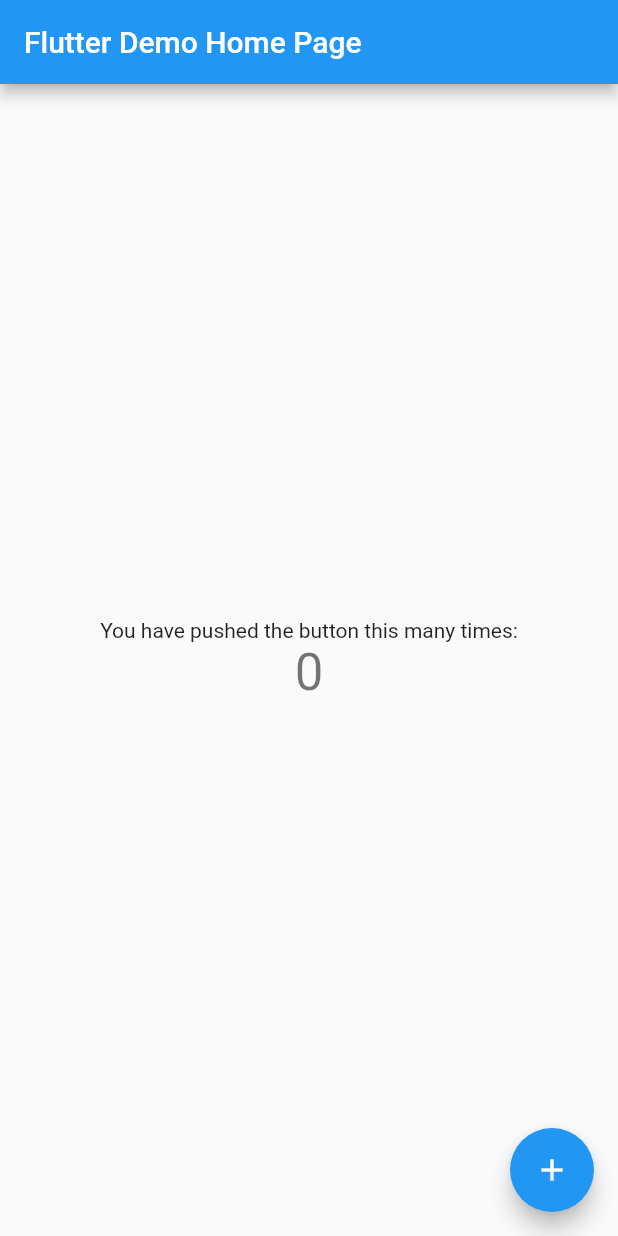
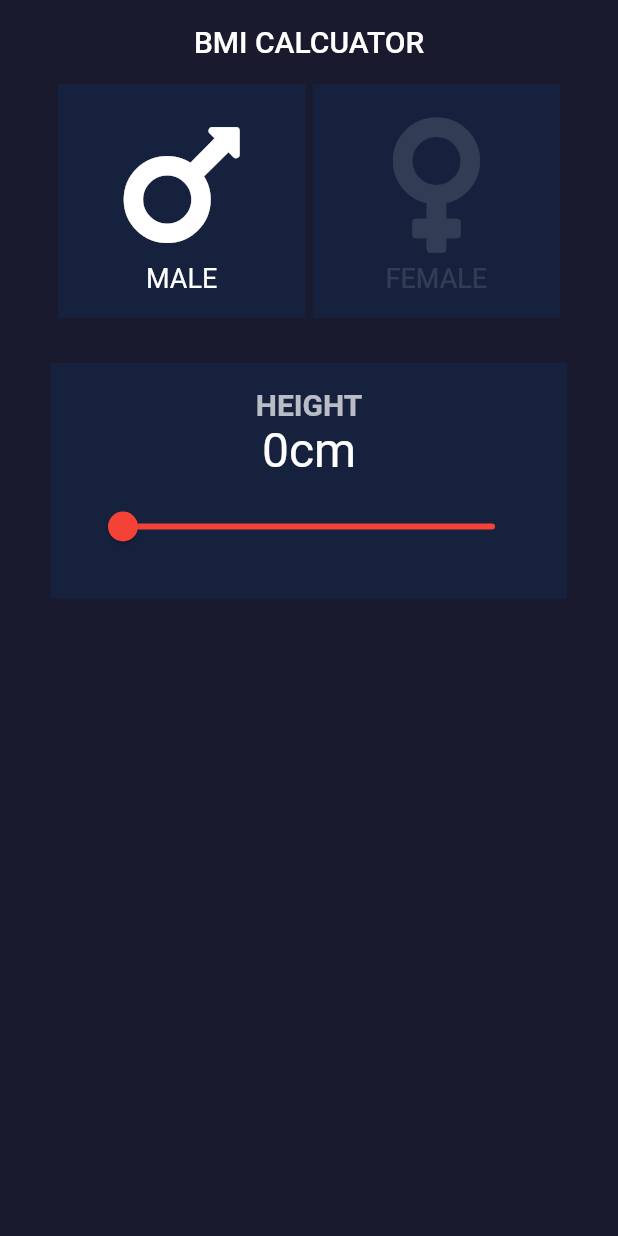
Before and after one commit to suhas-kadu/flutter-BMI-calculator, a Flutter app: the screen it shows after launch, on a phone screen of 412 x 824 dp. Run offline on Flutter 3.47's test engine with Material 2 defaults, Android fonts, the phone set to English and light mode, and no system bars; our stand-ins replace font_awesome_flutter.

Commit message:
frontend:height and gender widgets completed

```diff
--- a/lib/main.dart
+++ b/lib/main.dart
@@ -1,117 +1,14 @@
+import 'package:bmi_calculator/views/home_page.dart';
 import 'package:flutter/material.dart';
 
-void main() {
-  runApp(MyApp());
-}
+void main() => runApp(MyApp());
 
 class MyApp extends StatelessWidget {
-  // This widget is the root of your application.
   @override
   Widget build(BuildContext context) {
     return MaterialApp(
-      title: 'Flutter Demo',
-      theme: ThemeData(
-        // This is the theme of your application.
-        //
-        // Try running your application with "flutter run". You'll see the
-        // application has a blue toolbar. Then, without quitting the app, try
-        // changing the primarySwatch below to Colors.green and then invoke
-        // "hot reload" (press "r" in the console where you ran "flutter run",
-        // or simply save your changes to "hot reload" in a Flutter IDE).
-        // Notice that the counter didn't reset back to zero; the application
-        // is not restarted.
-        primarySwatch: Colors.blue,
-        // This makes the visual density adapt to the platform that you run
-        // the app on. For desktop platforms, the controls will be smaller and
-        // closer together (more dense) than on mobile platforms.
-        visualDensity: VisualDensity.adaptivePlatformDensity,
-      ),
-      home: MyHomePage(title: 'Flutter Demo Home Page'),
+      home: HomePage(),
+
     );
   }
 }
-
-class MyHomePage extends StatefulWidget {
-  MyHomePage({Key key, this.title}) : super(key: key);
-
-  // This widget is the home page of your application. It is stateful, meaning
-  // that it has a State object (defined below) that contains fields that affect
-  // how it looks.
-
-  // This class is the configuration for the state. It holds the values (in this
-  // case the title) provided by the parent (in this case the App widget) and
-  // used by the build method of the State. Fields in a Widget subclass are
-  // always marked "final".
-
-  final String title;
-
-  @override
-  _MyHomePageState createState() => _MyHomePageState();
-}
-
-class _MyHomePageState extends State<MyHomePage> {
-  int _counter = 0;
-
-  void _incrementCounter() {
-    setState(() {
-      // This call to setState tells the Flutter framework that something has
-      // changed in this State, which causes it to rerun the build method below
-      // so that the display can reflect the updated values. If we changed
-      // _counter without calling setState(), then the build method would not be
-      // called again, and so nothing would appear to happen.
-      _counter++;
-    });
-  }
-
-  @override
-  Widget build(BuildContext context) {
-    // This method is rerun every time setState is called, for instance as done
-    // by the _incrementCounter method above.
-    //
-    // The Flutter framework has been optimized to make rerunning build methods
-    // fast, so that you can just rebuild anything that needs updating rather
-    // than having to individually change instances of widgets.
-    return Scaffold(
-      appBar: AppBar(
-        // Here we take the value from the MyHomePage object that was created by
-        // the App.build method, and use it to set our appbar title.
-        title: Text(widget.title),
-      ),
-      body: Center(
-        // Center is a layout widget. It takes a single child and positions it
-        // in the middle of the parent.
-        child: Column(
-          // Column is also a layout widget. It takes a list of children and
-          // arranges them vertically. By default, it sizes itself to fit its
-          // children horizontally, and tries to be as tall as its parent.
-          //
-          // Invoke "debug painting" (press "p" in the console, choose the
-          // "Toggle Debug Paint" action from the Flutter Inspector in Android
-          // Studio, or the "Toggle Debug Paint" command in Visual Studio Code)
-          // to see the wireframe for each widget.
-          //
-          // Column has various properties to control how it sizes itself and
-          // how it positions its children. Here we use mainAxisAlignment to
-          // center the children vertically; the main axis here is the vertical
-          // axis because Columns are vertical (the cross axis would be
-          // horizontal).
-          mainAxisAlignment: MainAxisAlignment.center,
-          children: <Widget>[
-            Text(
-              'You have pushed the button this many times:',
-            ),
-            Text(
-              '$_counter',
-              style: Theme.of(context).textTheme.headline4,
-            ),
-          ],
-        ),
-      ),
-      floatingActionButton: FloatingActionButton(
-        onPressed: _incrementCounter,
-        tooltip: 'Increment',
-        child: Icon(Icons.add),
-      ), // This trailing comma makes auto-formatting nicer for build methods.
-    );
-  }
-}
--- /dev/null
+++ b/lib/views/home_page.dart
@@ -0,0 +1,126 @@
+import 'package:flutter/material.dart';
+import 'package:font_awesome_flutter/font_awesome_flutter.dart';
+
+class HomePage extends StatefulWidget {
+  @override
+  _HomePageState createState() => _HomePageState();
+}
+
+class _HomePageState extends State<HomePage> {
+  Color whiteColor = Colors.white;
+  Color offwhiteColor = Colors.white12;
+
+  Color maleColor = Colors.white;
+  Color femaleColor = Colors.white12;
+
+  double _value = 0.0;
+  void _onChanged (value) {
+    setState(() {
+      _value = value ;
+    });
+  }
+
+  @override
+  Widget build(BuildContext context) {
+    return Scaffold(
+      backgroundColor: Color(0xFF1a1a2e),
+      appBar: AppBar(title: Text("BMI CALCUATOR"),
+      backgroundColor:  Color(0xFF1a1a2e) ,
+      elevation: 0.0,
+      centerTitle: true,
+      ),
+      body: Column(
+        children: [
+          Row(
+            mainAxisAlignment: MainAxisAlignment.center,
+          children: [
+            InkWell(
+              onTap: (){
+              setState(() {
+              maleColor = whiteColor;
+              femaleColor = offwhiteColor;
+              });
+            },
+                          child: Container(
+                //margin: EdgeInsets.symmetric(horizontal: 4),
+                width: MediaQuery.of(context).size.width/2.5,
+                padding: EdgeInsets.all(16),
+                color: Color(0xFF16213e),
+                child: Column(
+                  children: [
+                     FaIcon(FontAwesomeIcons.mars,
+                     color: maleColor,
+                     size: MediaQuery.of(context).size.width/4,),
+                     Text("MALE", style:TextStyle(color: maleColor, fontSize: 18),),
+
+
+                  ],
+                ),
+              ),
+            ),
+            SizedBox(width:5),
+            InkWell(
+
+              onTap: (){
+              setState(() {
+                femaleColor = whiteColor;
+                maleColor = offwhiteColor;
+              });
+            },
+
+                          child: Container(
+                // margin: EdgeInsets.symmetric(horizontal: 4),
+                width: MediaQuery.of(context).size.width/2.5,
+                padding: EdgeInsets.all(16),
+                color: Color(0xFF16213e),
+                child: Column(
+                  children: [
+                     FaIcon(FontAwesomeIcons.venus,
+                     color: femaleColor,
+                     size: MediaQuery.of(context).size.width/4,),
+                     Text("FEMALE", style:TextStyle(color: femaleColor, fontSize: 18)),
+
+
+                  ],
+                ),
+              ),
+            ),
+
+          ],
+        ),
+SizedBox(height: 30,),
+        //Height widget
+        Container(
+          margin: EdgeInsets.symmetric(horizontal: 34),
+          width: MediaQuery.of(context).size.width,
+          color: Color(0xFF16213e),
+          padding: EdgeInsets.all(16),
+          child: Column(children: [
+              Text("HEIGHT",
+              style: TextStyle(color: Colors.white70,
+              fontSize: 20,
+              fontWeight: FontWeight.bold),
+              ),
+              Text(_value.toInt().toString() + "cm", style: TextStyle(fontSize: 32, color: Colors.white),),
+              Padding(
+                padding: const EdgeInsets.all(8.0),
+                child: Slider(
+
+                  //divisions: 5,
+                  min: 0.0,
+                  max: 200,
+                  value: _value, onChanged: _onChanged,
+
+                  inactiveColor: Colors.red,
+                  activeColor: Colors.red,
+                  ),
+              )
+
+          ],)
+        ),
+
+        ],
+      ),
+    );
+  }
+}
--- a/pubspec.yaml
+++ b/pubspec.yaml
@@ -23,6 +23,8 @@ environment:
 dependencies:
   flutter:
     sdk: flutter
+
+  font_awesome_flutter: ^8.11.0
 
 
   # The following adds the Cupertino Icons font to your application.
```
Also changed, not shown: pubspec.lock.
